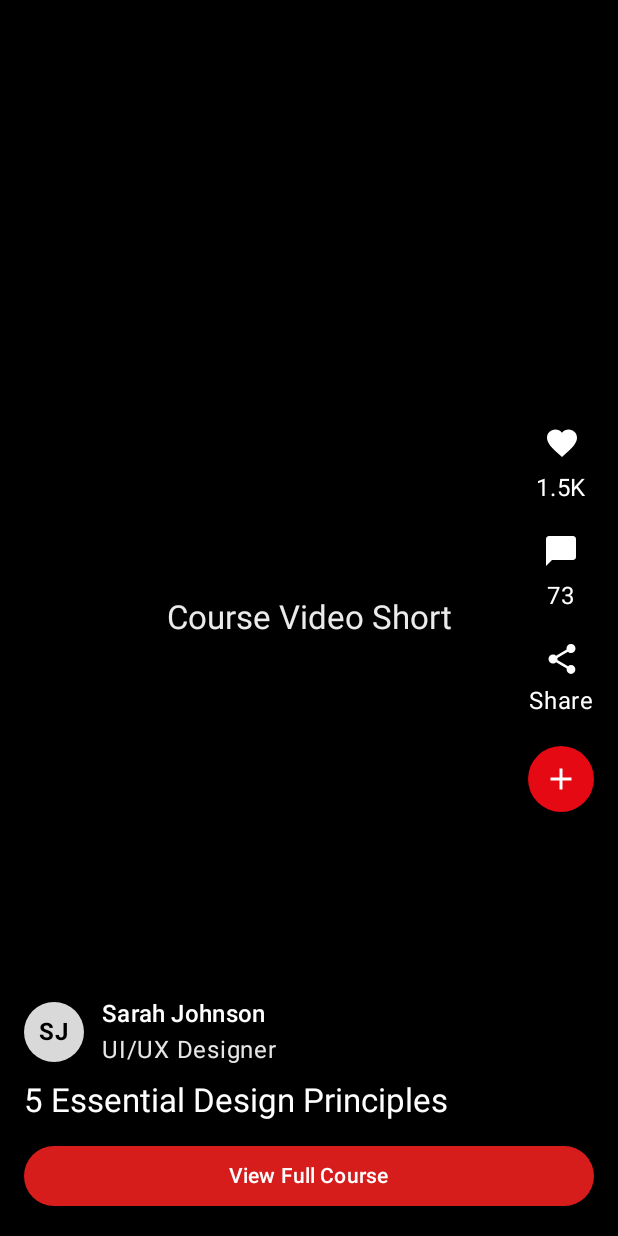
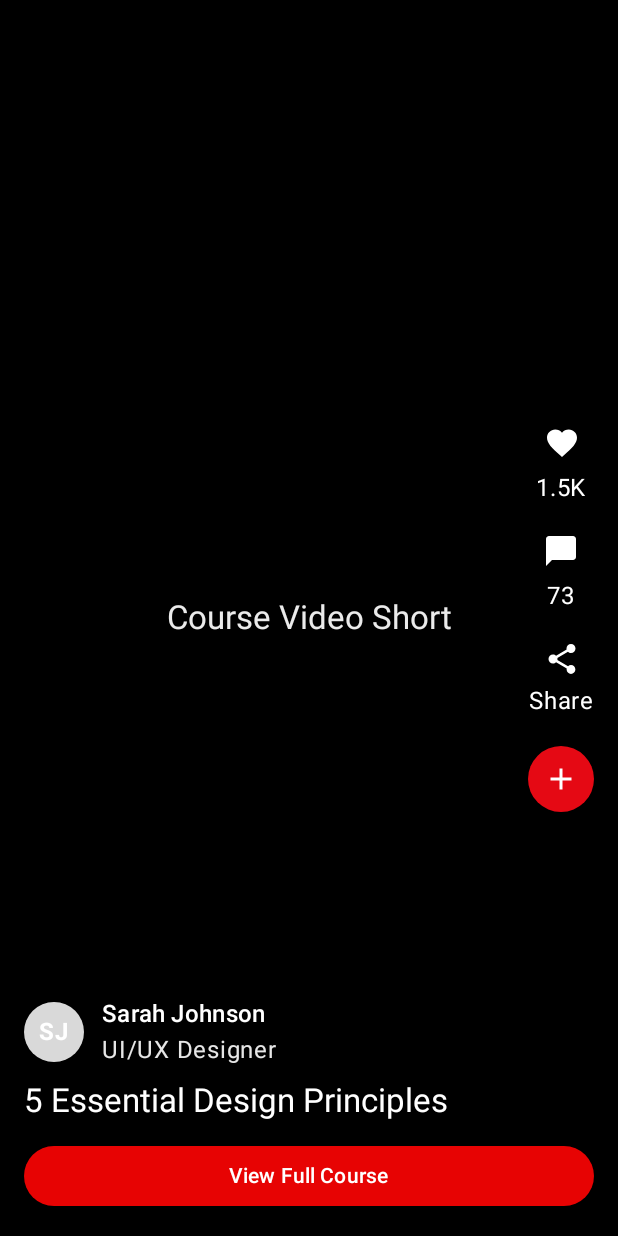
Before and after one commit to amosh2002/LearnUpp, an Android app built with Jetpack Compose: the composable ReelsScreen shown on its own in the app's theme, on a phone screen of 412 x 824 dp. Run offline under Robolectric (Android 15) with nearby library versions, the phone set to English and light mode, and no system bars; our stand-ins replace Voyager.

Commit message:
Replaced raw color usages with material colors

```diff
--- a/composeApp/src/commonMain/kotlin/com/learnupp/ui/reels/ReelsScreen.kt
+++ b/composeApp/src/commonMain/kotlin/com/learnupp/ui/reels/ReelsScreen.kt
@@ -45,19 +45,16 @@ import androidx.compose.runtime.getValue
 import androidx.compose.ui.Alignment
 import androidx.compose.ui.Modifier
 import androidx.compose.ui.draw.clip
-import androidx.compose.ui.graphics.Color
 import androidx.compose.ui.input.pointer.pointerInput
-import androidx.compose.ui.layout.ContentScale
 import androidx.compose.ui.text.font.FontWeight
 import androidx.compose.ui.unit.dp
 import cafe.adriel.voyager.koin.koinScreenModel
 import com.learnupp.domain.model.Reel
 import com.learnupp.ui.base.BaseScreen
 import com.learnupp.ui.base.ScreenNameStrings
-import io.kamel.image.KamelImage
-import io.kamel.image.asyncPainterResource
 import com.learnupp.ui.video.PlatformVideoPlayer
 import com.learnupp.ui.video.prefetchVideo
+import com.learnupp.util.LearnUppNonPrimaryColors
 import com.learnupp.util.openShareSheet
 import kotlinx.coroutines.delay
 import kotlinx.coroutines.launch
@@ -96,7 +93,7 @@ class ReelsScreen : BaseScreen(ScreenNameStrings.REELS) {
             contentPadding = PaddingValues(0.dp),
             modifier = Modifier
                 .fillMaxSize()
-                .background(Color.Black)
+                .background(MaterialTheme.colorScheme.background)
         ) { page ->
             val reel = reels[page]
             val isPaused = pausedMap[reel.id] == true
@@ -162,7 +159,7 @@ private fun ReelItem(
             Icon(
                 imageVector = Icons.Default.Favorite,
                 contentDescription = null,
-                tint = Color(0xFFFF4D4D),
+                tint = LearnUppNonPrimaryColors.RED,
                 modifier = Modifier.size(120.dp)
             )
         }
@@ -170,7 +167,7 @@ private fun ReelItem(
         // Center title overlay
         Text(
             text = "Course Video Short",
-            color = Color.White.copy(alpha = 0.92f),
+            color = MaterialTheme.colorScheme.onPrimary.copy(alpha = 0.92f),
             style = MaterialTheme.typography.titleLarge,
             modifier = Modifier
                 .align(Alignment.Center)
@@ -190,14 +187,14 @@ private fun ReelItem(
                 Icon(
                     imageVector = Icons.Default.Favorite,
                     contentDescription = "Like",
-                    tint = if (isLiked) Color(0xFFFF4D4D) else Color.White,
+                    tint = if (isLiked) LearnUppNonPrimaryColors.RED else MaterialTheme.colorScheme.onPrimary,
                     modifier = Modifier
                         .clickable { onToggleReelLike() }
                 )
                 Spacer(modifier = Modifier.height(6.dp))
                 Text(
                     text = formatCount(reel.likesCount + if (isLiked) 1 else 0),
-                    color = Color.White
+                    color = MaterialTheme.colorScheme.onPrimary
                 )
             }
             ActionWithCount(icon = Icons.Default.ChatBubble, count = reel.commentsCount)
@@ -205,7 +202,7 @@ private fun ReelItem(
                 Icon(
                     imageVector = Icons.Default.Share,
                     contentDescription = "Share",
-                    tint = Color.White,
+                    tint = MaterialTheme.colorScheme.onPrimary,
                     modifier = Modifier.clickable {
                         onShare()
                         openShareSheet(
@@ -215,7 +212,7 @@ private fun ReelItem(
                     }
                 )
                 Spacer(modifier = Modifier.height(4.dp))
-                Text("Share", color = Color.White)
+                Text("Share", color = MaterialTheme.colorScheme.onPrimary)
             }
 
             Card(
@@ -245,34 +242,34 @@ private fun ReelItem(
                     modifier = Modifier
                         .size(40.dp)
                         .clip(MaterialTheme.shapes.extraLarge)
-                        .background(Color.White.copy(alpha = 0.85f)),
+                        .background(MaterialTheme.colorScheme.onPrimary.copy(alpha = 0.85f)),
                     contentAlignment = Alignment.Center
                 ) {
                     Text(
                         text = reel.authorName.split(" ").map { it.firstOrNull() ?: ' ' }.joinToString(""),
-                        color = Color.Black,
+                        color = MaterialTheme.colorScheme.onBackground,
                         fontWeight = FontWeight.Bold
                     )
                 }
                 Spacer(modifier = Modifier.size(12.dp))
                 Column {
-                    Text(reel.authorName, color = Color.White, style = MaterialTheme.typography.titleMedium)
-                    Text(reel.authorTitle, color = Color.White.copy(alpha = 0.9f))
+                    Text(reel.authorName, color = MaterialTheme.colorScheme.onPrimary, style = MaterialTheme.typography.titleMedium)
+                    Text(reel.authorTitle, color = MaterialTheme.colorScheme.onPrimary.copy(alpha = 0.9f))
                 }
             }
             Spacer(modifier = Modifier.height(8.dp))
             Text(
                 reel.title,
-                color = Color.White,
+                color = MaterialTheme.colorScheme.onPrimary,
                 style = MaterialTheme.typography.titleLarge
             )
             Spacer(modifier = Modifier.height(12.dp))
             Button(
                 onClick = { /* Open full course later */ },
-                colors = ButtonDefaults.buttonColors(containerColor = Color(0xFFD71C1C)),
+                colors = ButtonDefaults.buttonColors(containerColor = LearnUppNonPrimaryColors.RED),
                 modifier = Modifier.fillMaxWidth()
             ) {
-                Text("View Full Course")
+                Text("View Full Course", color = MaterialTheme.colorScheme.onPrimary)
             }
         }
     }
@@ -281,11 +278,11 @@ private fun ReelItem(
 @Composable
 private fun ActionWithCount(icon: androidx.compose.ui.graphics.vector.ImageVector, count: Int) {
     Column(horizontalAlignment = Alignment.CenterHorizontally) {
-        Icon(imageVector = icon, contentDescription = null, tint = Color.White)
+        Icon(imageVector = icon, contentDescription = null, tint = MaterialTheme.colorScheme.onPrimary)
         Spacer(modifier = Modifier.height(6.dp))
         Text(
             text = formatCount(count),
-            color = Color.White
+            color = MaterialTheme.colorScheme.onPrimary
         )
     }
 }
```
